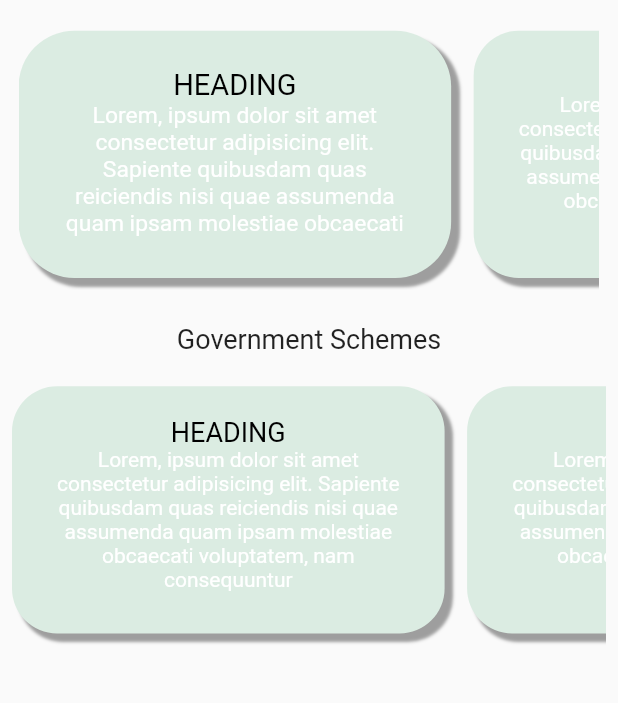
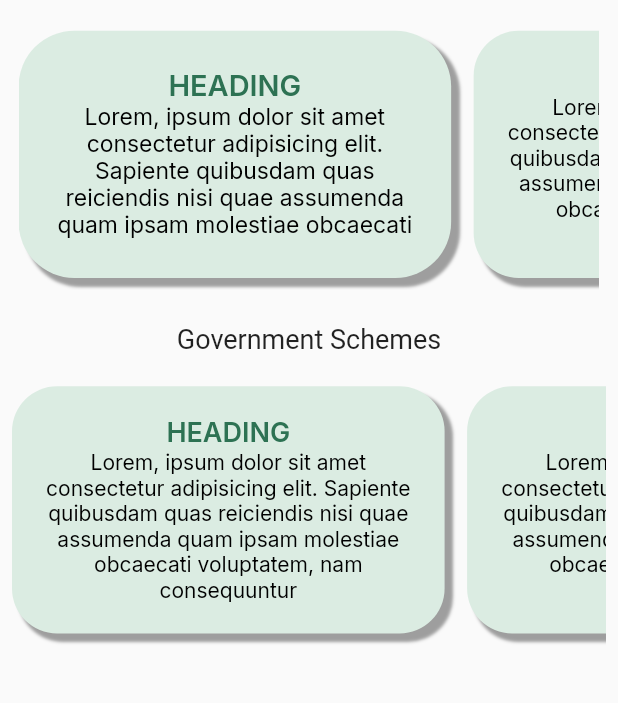
Before and after one commit to Krishi-Gyan/Krishi-Gyan-App, a Flutter app: the KrishiGyan screen opened directly, on a phone screen of 412 x 824 dp, the part 492-1195 px from its top. Run offline on Flutter 3.47's test engine with Material 2 defaults, Android fonts, the phone set to English and light mode, and no system bars; our stand-ins replace carousel_slider, cloud_firestore, file_picker, firebase_auth, firebase_core, firebase_storage and 8 more; missing offline and left inert: menu_button; accounts and stored records are empty.

Commit message:
Some UI changes

```diff
--- a/lib/screens/gyan_new.dart
+++ b/lib/screens/gyan_new.dart
@@ -1,6 +1,7 @@
 import 'package:flutter/material.dart';
 import 'package:responsive_sizer/responsive_sizer.dart';
 import '../constants/colors.dart';
+import 'package:google_fonts/google_fonts.dart';
 
 class KrishiGyan extends StatefulWidget {
   const KrishiGyan({Key? key}) : super(key: key);
@@ -80,25 +81,27 @@ class _KrishiGyanState extends State<KrishiGyan> {
                         padding: EdgeInsets.all(6.w),
                         height: size.height * 0.2,
                         width: size.width * 0.7,
+                        child: SingleChildScrollView(
                           child: RichText(
                             textAlign: TextAlign.center,
                             text: TextSpan(
                               children: [
                                 TextSpan(
                                   text: 'HEADING\n',
-                                style: TextStyle(
+                                  style: GoogleFonts.inter(
                                     fontSize: 18.sp,
-                                  color: Colors.black,
+                                    fontWeight: FontWeight.w600,
+                                    color: darkGreen,
                                   ),
                                 ),
                                 TextSpan(
                                   text:
                                       'Lorem, ipsum dolor sit amet consectetur adipisicing elit. Sapiente quibusdam quas reiciendis nisi quae assumenda quam ipsam molestiae obcaecati voluptatem, nam consequuntur',
-                                style: TextStyle(
-                                  fontSize: 16.sp,
-                                ),
+                                  style: GoogleFonts.inter(
+                                      fontSize: 16.sp, color: Colors.black),
                                 )
                               ],
+                            ),
                           ),
                         ),
                         decoration: BoxDecoration(
@@ -122,23 +125,26 @@ class _KrishiGyanState extends State<KrishiGyan> {
                         padding: const EdgeInsets.all(20.0),
                         height: size.height * 0.2,
                         width: size.width * 0.7,
+                        child: SingleChildScrollView(
                           child: RichText(
                             textAlign: TextAlign.center,
-                          text: const TextSpan(
+                            text: TextSpan(
                               children: [
                                 TextSpan(
                                   text: 'HEADING\n',
-                                style: TextStyle(
+                                  style: GoogleFonts.inter(
                                     fontSize: 18,
-                                  color: Colors.black,
+                                    fontWeight: FontWeight.w600,
+                                    color: darkGreen,
                                   ),
                                 ),
                                 TextSpan(
                                   text:
                                       'Lorem, ipsum dolor sit amet consectetur adipisicing elit. Sapiente quibusdam quas reiciendis nisi quae assumenda quam ipsam molestiae obcaecati voluptatem, nam consequuntur',
-                                style: TextStyle(),
+                                  style: GoogleFonts.inter(color: Colors.black),
                                 )
                               ],
+                            ),
                           ),
                         ),
                         decoration: BoxDecoration(
@@ -162,23 +168,26 @@ class _KrishiGyanState extends State<KrishiGyan> {
                         padding: const EdgeInsets.all(20.0),
                         height: size.height * 0.2,
                         width: size.width * 0.7,
+                        child: SingleChildScrollView(
                           child: RichText(
                             textAlign: TextAlign.center,
-                          text: const TextSpan(
+                            text: TextSpan(
                               children: [
                                 TextSpan(
                                   text: 'HEADING\n',
-                                style: TextStyle(
+                                  style: GoogleFonts.inter(
                                     fontSize: 18,
-                                  color: Colors.black,
+                                    fontWeight: FontWeight.w600,
+                                    color: darkGreen,
                                   ),
                                 ),
                                 TextSpan(
                                   text:
                                       'Lorem, ipsum dolor sit amet consectetur adipisicing elit. Sapiente quibusdam quas reiciendis nisi quae assumenda quam ipsam molestiae obcaecati voluptatem, nam consequuntur',
-                                style: TextStyle(),
+                                  style: GoogleFonts.inter(color: Colors.black),
                                 )
                               ],
+                            ),
                           ),
                         ),
                         decoration: BoxDecoration(
@@ -219,23 +228,26 @@ class _KrishiGyanState extends State<KrishiGyan> {
                         padding: const EdgeInsets.all(20.0),
                         height: size.height * 0.2,
                         width: size.width * 0.7,
+                        child: SingleChildScrollView(
                           child: RichText(
                             textAlign: TextAlign.center,
-                          text: const TextSpan(
+                            text: TextSpan(
                               children: [
                                 TextSpan(
                                   text: 'HEADING\n',
-                                style: TextStyle(
+                                  style: GoogleFonts.inter(
                                     fontSize: 18,
-                                  color: Colors.black,
+                                    fontWeight: FontWeight.w600,
+                                    color: darkGreen,
                                   ),
                                 ),
                                 TextSpan(
                                   text:
                                       'Lorem, ipsum dolor sit amet consectetur adipisicing elit. Sapiente quibusdam quas reiciendis nisi quae assumenda quam ipsam molestiae obcaecati voluptatem, nam consequuntur',
-                                style: TextStyle(),
+                                  style: GoogleFonts.inter(color: Colors.black),
                                 )
                               ],
+                            ),
                           ),
                         ),
                         decoration: BoxDecoration(
@@ -259,23 +271,26 @@ class _KrishiGyanState extends State<KrishiGyan> {
                         padding: const EdgeInsets.all(20.0),
                         height: size.height * 0.2,
                         width: size.width * 0.7,
+                        child: SingleChildScrollView(
                           child: RichText(
                             textAlign: TextAlign.center,
-                          text: const TextSpan(
+                            text: TextSpan(
                               children: [
                                 TextSpan(
                                   text: 'HEADING\n',
-                                style: TextStyle(
+                                  style: GoogleFonts.inter(
                                     fontSize: 18,
-                                  color: Colors.black,
+                                    fontWeight: FontWeight.w600,
+                                    color: darkGreen,
                                   ),
                                 ),
                                 TextSpan(
                                   text:
                                       'Lorem, ipsum dolor sit amet consectetur adipisicing elit. Sapiente quibusdam quas reiciendis nisi quae assumenda quam ipsam molestiae obcaecati voluptatem, nam consequuntur',
-                                style: TextStyle(),
+                                  style: GoogleFonts.inter(color: Colors.black),
                                 )
                               ],
+                            ),
                           ),
                         ),
                         decoration: BoxDecoration(
@@ -299,23 +314,26 @@ class _KrishiGyanState extends State<KrishiGyan> {
                         padding: const EdgeInsets.all(20.0),
                         height: size.height * 0.2,
                         width: size.width * 0.7,
+                        child: SingleChildScrollView(
                           child: RichText(
                             textAlign: TextAlign.center,
-                          text: const TextSpan(
+                            text: TextSpan(
                               children: [
                                 TextSpan(
                                   text: 'HEADING\n',
-                                style: TextStyle(
+                                  style: GoogleFonts.inter(
                                     fontSize: 18,
-                                  color: Colors.black,
+                                    fontWeight: FontWeight.w600,
+                                    color: darkGreen,
                                   ),
                                 ),
                                 TextSpan(
                                   text:
                                       'Lorem, ipsum dolor sit amet consectetur adipisicing elit. Sapiente quibusdam quas reiciendis nisi quae assumenda quam ipsam molestiae obcaecati voluptatem, nam consequuntur',
-                                style: TextStyle(),
+                                  style: GoogleFonts.inter(color: Colors.black),
                                 )
                               ],
+                            ),
                           ),
                         ),
                         decoration: BoxDecoration(
--- a/pubspec.yaml
+++ b/pubspec.yaml
@@ -43,6 +43,7 @@ dependencies:
   geocoding: ^2.1.0
   geolocator: ^9.0.2
   # google_fonts: ^3.0.1
+  google_fonts: ^4.0.4
   latlong2: ^0.8.1
   location: ^4.4.0
   menu_button: ^1.4.2+1
```
Also changed, not shown: lib/screens/recommendation.dart (+18 -14 lines), pubspec.lock, 1 other file. Lines whose indentation alone changed are shown as unchanged.
